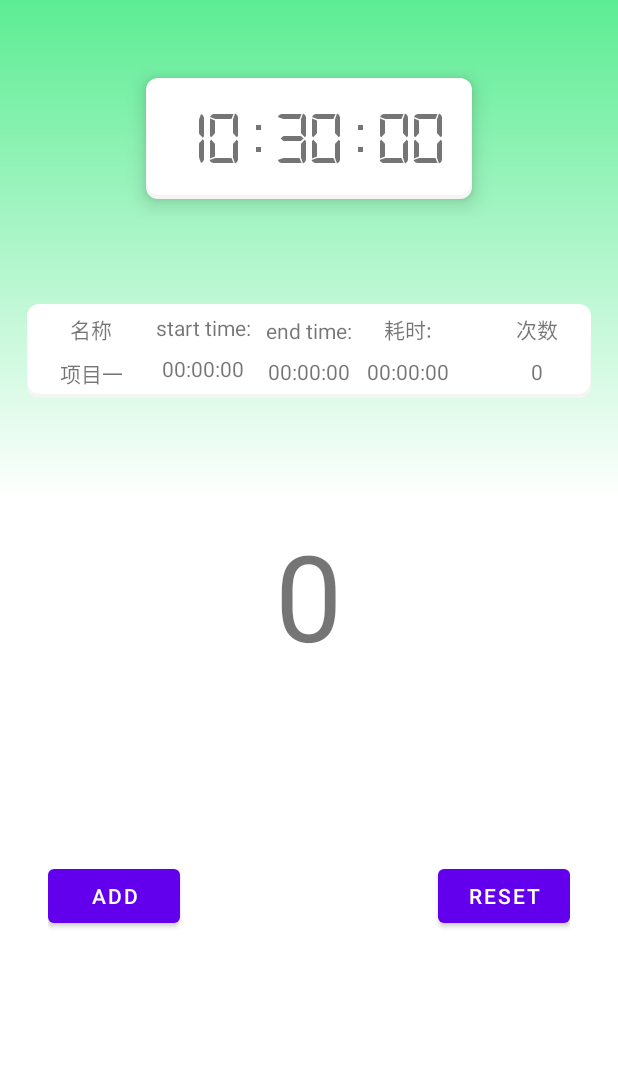
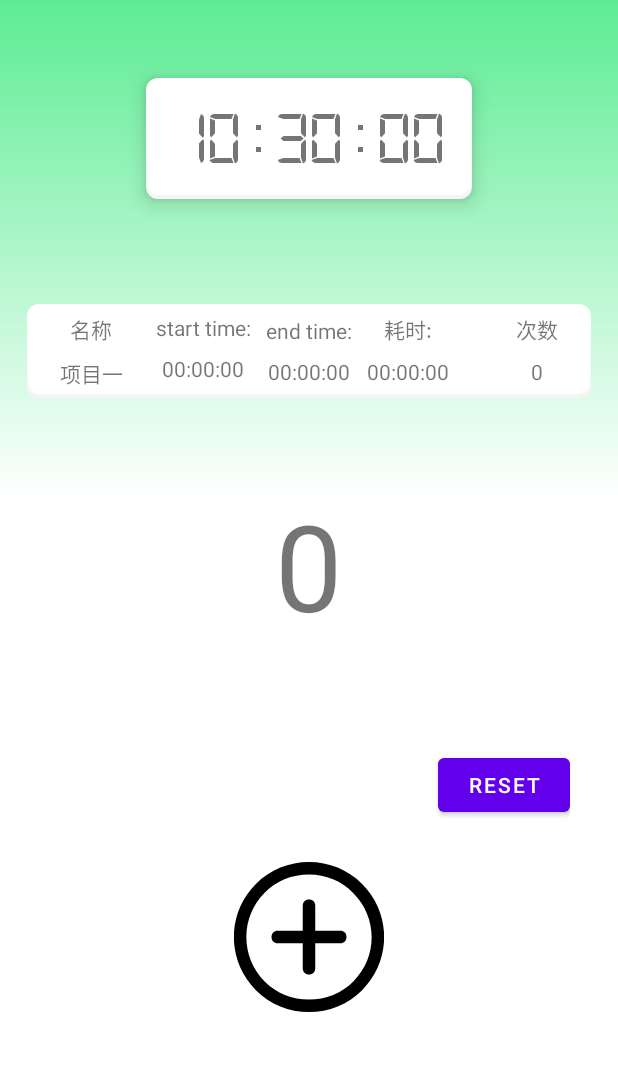
Before and after one commit to zhangzhuo1024/SmartCounter, an Android app: the first screen one second after launch (MainActivity), on a phone screen of 412 x 824 dp, the part 119-1190 px from its top. Run offline under Robolectric (Android 15) with nearby library versions, the phone set to English and light mode, and no system bars; libraries missing offline, so code that uses them is left out: com.gyf.immersionbar; 1 statement that could not run was skipped.

Commit message:
添加增加按钮

```diff
--- /dev/null
+++ b/app/src/main/res/drawable/add_button.xml
@@ -0,0 +1,15 @@
+<vector xmlns:android="http://schemas.android.com/apk/res/android"
+    android:width="24dp"
+    android:height="24dp"
+    android:viewportWidth="24"
+    android:viewportHeight="24">
+  <path
+      android:fillColor="#FF000000"
+      android:pathData="M12,24c-3.2,0 -6.2,-1.2 -8.5,-3.5c-4.7,-4.7 -4.7,-12.3 0,-17C5.8,1.2 8.8,0 12,0s6.2,1.2 8.5,3.5c4.7,4.7 4.7,12.3 0,17C18.2,22.8 15.2,24 12,24zM12,2C9.3,2 6.8,3 4.9,4.9C1,8.8 1,15.2 4.9,19.1C6.8,21 9.3,22 12,22s5.2,-1 7.1,-2.9c3.9,-3.9 3.9,-10.2 0,-14.1C17.2,3 14.7,2 12,2z"/>
+  <path
+      android:fillColor="#FF000000"
+      android:pathData="M12,18c-0.6,0 -1,-0.4 -1,-1V7c0,-0.6 0.4,-1 1,-1s1,0.4 1,1v10C13,17.6 12.6,18 12,18z"/>
+  <path
+      android:fillColor="#FF000000"
+      android:pathData="M17,13H7c-0.6,0 -1,-0.4 -1,-1s0.4,-1 1,-1h10c0.6,0 1,0.4 1,1S17.6,13 17,13z"/>
+</vector>
--- /dev/null
+++ b/app/src/main/res/drawable/button_add.xml
@@ -0,0 +1,12 @@
+<vector xmlns:android="http://schemas.android.com/apk/res/android"
+    android:width="32dp"
+    android:height="32dp"
+    android:viewportWidth="32"
+    android:viewportHeight="32">
+  <path
+      android:pathData="M22,17L17,17L17,22C17,22.55 16.553,23 16,23C15.447,23 15,22.55 15,22L15,17L10,17C9.447,17 9,16.55 9,16C9,15.45 9.447,15 10,15L15,15L15,10C15,9.45 15.447,9 16,9C16.553,9 17,9.45 17,10L17,15L22,15C22.553,15 23,15.45 23,16C23,16.55 22.553,17 22,17L22,17ZM16,0C7.163,0 0,7.16 0,16C0,24.84 7.163,32 16,32C24.837,32 32,24.84 32,16C32,7.16 24.837,0 16,0L16,0Z"
+      android:strokeWidth="1"
+      android:fillColor="#000000"
+      android:fillType="evenOdd"
+      android:strokeColor="#00000000"/>
+</vector>
--- a/app/src/main/res/layout/activity_main.xml
+++ b/app/src/main/res/layout/activity_main.xml
@@ -169,7 +169,7 @@
         android:layout_width="wrap_content"
         android:layout_height="wrap_content"
         android:layout_gravity="center_horizontal"
-        android:layout_marginTop="60dp"
+        android:layout_marginTop="40dp"
         android:text="0"
         android:textSize="80sp" />
 
@@ -180,11 +180,14 @@
         android:gravity="center_vertical"
         android:orientation="horizontal">
 
-        <Button
+        <ImageView
             android:id="@+id/add"
-            android:layout_width="wrap_content"
-            android:layout_height="wrap_content"
-            android:text="@string/add" />
+            android:clickable="true"
+            android:src="@drawable/add_button"
+            android:background="?android:attr/selectableItemBackgroundBorderless"
+            android:layout_centerInParent="true"
+            android:layout_width="100dp"
+            android:layout_height="100dp"/>
 
         <Button
             android:id="@+id/reset"
```
